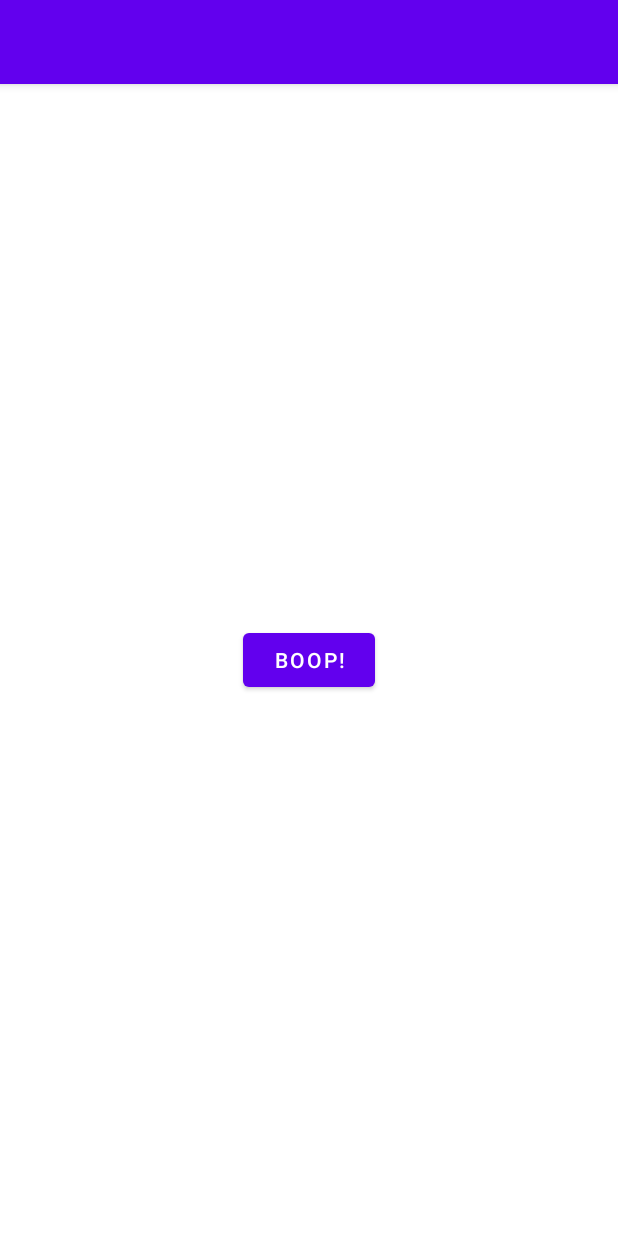
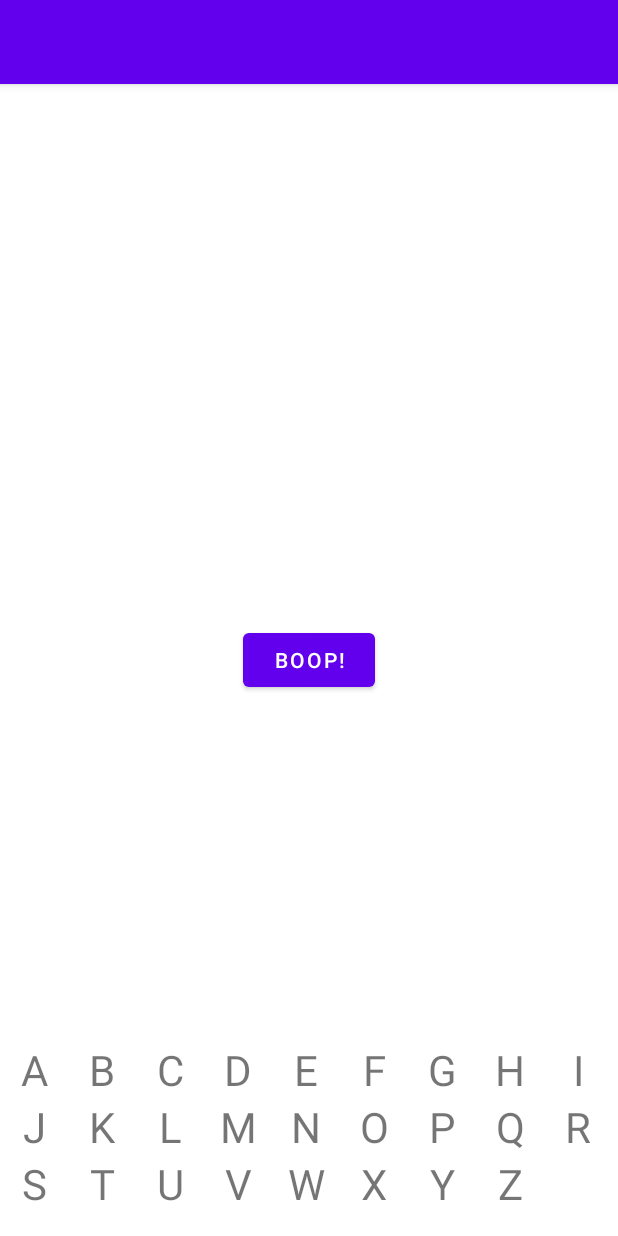
Before and after one commit to technexx/Hangman, an Android app: the screen it shows after launch (MainActivity), on a phone screen of 412 x 824 dp. Run offline under Robolectric (Android 15) with nearby library versions, the phone set to English and light mode, and no system bars; 3 statements that could not run were skipped.

Commit message:
added alphabet adapter + layout + gridview

```diff
--- /dev/null
+++ b/app/src/main/java/game/of/hangman/AlphabetKeyAdapter.java
@@ -0,0 +1,44 @@
+package game.of.hangman;
+
+import android.content.Context;
+import android.view.LayoutInflater;
+import android.view.View;
+import android.view.ViewGroup;
+import android.widget.ArrayAdapter;
+import android.widget.TextView;
+
+import androidx.annotation.NonNull;
+import androidx.recyclerview.widget.RecyclerView;
+
+import java.util.ArrayList;
+
+public class AlphabetKeyAdapter extends ArrayAdapter<AlphabetKeyAdapter> {
+    Context mContext;
+    String[] mAlphabetArray;
+
+    public AlphabetKeyAdapter(Context context) {
+        super(context, 0);
+        mContext = context;
+    }
+
+    @Override
+    public View getView(int position, View convertView, ViewGroup parent) {
+        if (convertView == null) {
+            convertView = LayoutInflater.from(getContext()).inflate(R.layout.alphabet_layout, parent, false);
+        }
+
+        TextView letter = convertView.findViewById(R.id.letter_in_adapter);
+        letter.setText(alphabetStringArray()[position]);
+        return convertView;
+    }
+
+    @Override
+    public int getCount() {
+        return alphabetStringArray().length;
+    }
+
+    public String[] alphabetStringArray() {
+        String alphabet = "A, B, C, D, E, F, G, H, I, J, K, L, M, N, O, P, Q, R, S, T, U, V, W, X, Y, Z";
+        return alphabet.split(", ");
+    }
+}
--- a/app/src/main/java/game/of/hangman/MainActivity.java
+++ b/app/src/main/java/game/of/hangman/MainActivity.java
@@ -1,10 +1,13 @@
 package game.of.hangman;
 
 import androidx.appcompat.app.AppCompatActivity;
+import androidx.recyclerview.widget.GridLayoutManager;
 
 import android.os.Bundle;
 import android.util.Log;
 import android.widget.Button;
+import android.widget.GridView;
+import android.widget.ListView;
 
 import java.util.ArrayList;
 import java.util.Arrays;
@@ -26,6 +29,14 @@ public class MainActivity extends AppCompatActivity {
         super.onCreate(savedInstanceState);
         setContentView(R.layout.activity_main);
 
+        AlphabetKeyAdapter alphabetKeyAdapter = new AlphabetKeyAdapter(this);
+        GridLayoutManager gm = new GridLayoutManager(getApplicationContext(), 9);
+
+        GridView alphabetGridView = findViewById(R.id.alphabet_listView);
+        alphabetGridView.setNumColumns(9);
+        alphabetGridView.setAdapter(alphabetKeyAdapter);
+
+
         String easyWordsString = getString(R.string.easy_words_string);
         String mediumWordsString = getString(R.string.medium_words_string);
         String hardWordsString = getString(R.string.hard_words_string);
@@ -36,12 +47,6 @@ public class MainActivity extends AppCompatActivity {
 
         Button randomWord = findViewById(R.id.random_word);
         randomWord.setOnClickListener(v-> {
-            String easy = selectWord(1);
-            String medium = selectWord(2);
-            String hard = selectWord(3);
-            Log.i("testWord", "easy is " + easy);
-            Log.i("testWord", "medium is " + medium);
-            Log.i("testWord", "hard is " + hard);
 
         });
 
@@ -74,9 +79,16 @@ public class MainActivity extends AppCompatActivity {
         return wordChosen;
     }
 
-    public void logArrays() {
+    public void logs() {
         Log.i("testArray", getString(R.string.hard_words_string));
         Log.i("testArray", getString(R.string.medium_words_string));
         Log.i("testArray", getString(R.string.easy_words_string));
+
+        String easy = selectWord(1);
+        String medium = selectWord(2);
+        String hard = selectWord(3);
+        Log.i("testWord", "easy is " + easy);
+        Log.i("testWord", "medium is " + medium);
+        Log.i("testWord", "hard is " + hard);
     }
 }
--- a/app/src/main/res/layout/activity_main.xml
+++ b/app/src/main/res/layout/activity_main.xml
@@ -16,4 +16,14 @@
         app:layout_constraintRight_toRightOf="parent"
         app:layout_constraintTop_toTopOf="parent" />
 
+    <GridView
+        android:id="@+id/alphabet_listView"
+        android:layout_width="wrap_content"
+        android:layout_height="wrap_content"
+        app:layout_constraintBottom_toBottomOf="parent"
+        app:layout_constraintStart_toStartOf="parent"
+        app:layout_constraintEnd_toEndOf="parent"
+        android:layout_marginBottom="16dp">
+    </GridView>
+
 </androidx.constraintlayout.widget.ConstraintLayout>
--- /dev/null
+++ b/app/src/main/res/layout/alphabet_layout.xml
@@ -0,0 +1,18 @@
+<?xml version="1.0" encoding="utf-8"?>
+<androidx.constraintlayout.widget.ConstraintLayout xmlns:android="http://schemas.android.com/apk/res/android"
+    android:layout_width="match_parent"
+    android:layout_height="match_parent"
+    xmlns:app="http://schemas.android.com/apk/res-auto">
+
+    <TextView
+        android:id="@+id/letter_in_adapter"
+        android:layout_width="wrap_content"
+        android:layout_height="wrap_content"
+        app:layout_constraintStart_toStartOf="parent"
+        app:layout_constraintEnd_toEndOf="parent"
+        app:layout_constraintTop_toTopOf="parent"
+        app:layout_constraintBottom_toBottomOf="parent"
+        android:textSize="28sp">
+    </TextView>
+
+</androidx.constraintlayout.widget.ConstraintLayout>
```
